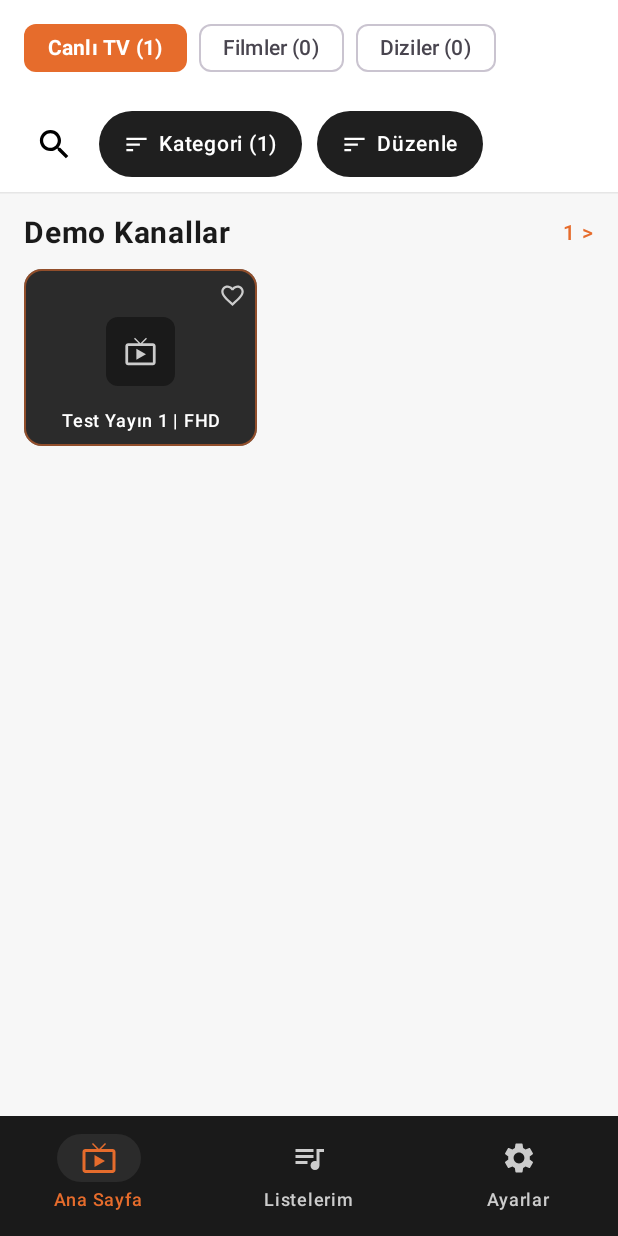
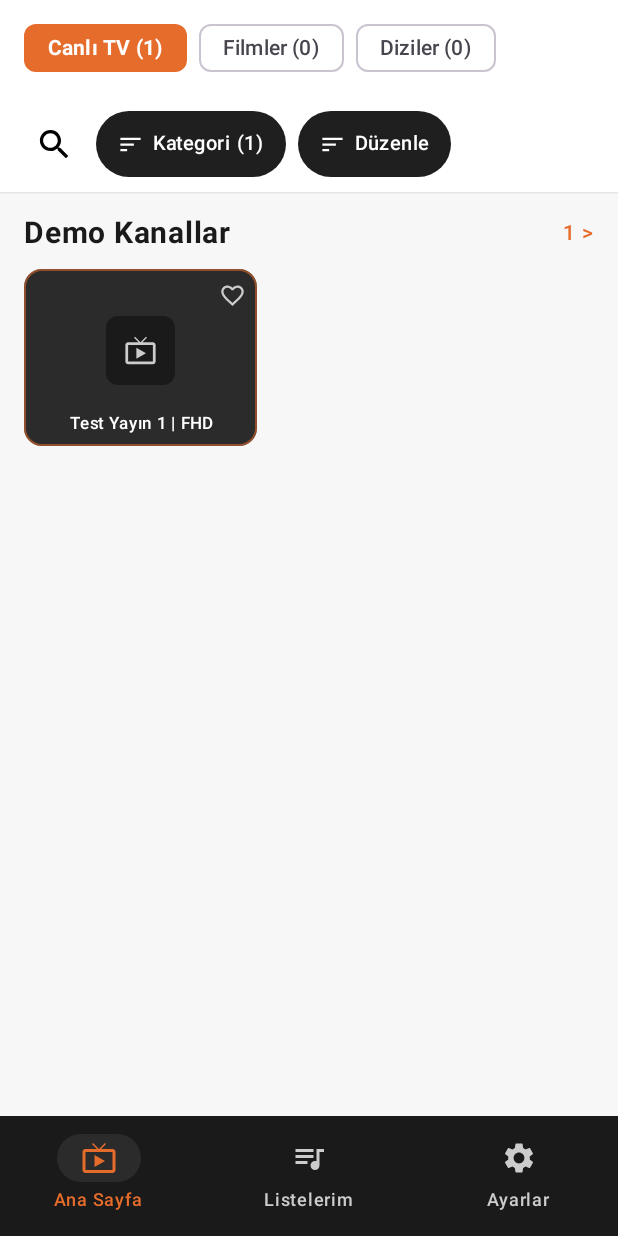
Before and after one commit to serhatturun26/JOE-player, an Android app built with Jetpack Compose: the screen it shows after launch (MainActivity), on a phone screen of 412 x 824 dp. Run offline under Robolectric (Android 15) with nearby library versions, the phone set to English and light mode, and no system bars.

Commit message:
Refactor MainActivity layout and item display logic
Adjusted padding, font sizes, and arrangement in MainActivity layout. Updated LazyVerticalGrid to display filtered items based on selected category.

```diff
--- a/app/src/main/java/com/joe/player/MainActivity.kt
+++ b/app/src/main/java/com/joe/player/MainActivity.kt
@@ -16,6 +16,9 @@ import androidx.compose.foundation.clickable
 import androidx.compose.foundation.layout.*
 import androidx.compose.foundation.lazy.LazyColumn
 import androidx.compose.foundation.lazy.LazyRow
+import androidx.compose.foundation.lazy.grid.GridCells
+import androidx.compose.foundation.lazy.grid.LazyVerticalGrid
+import androidx.compose.foundation.lazy.grid.items
 import androidx.compose.foundation.lazy.items
 import androidx.compose.foundation.lazy.rememberLazyListState
 import androidx.compose.foundation.shape.CircleShape
@@ -831,6 +834,7 @@ private fun JoeApp() {
                                     Text(
                                         text = "${kind.label} ($count)",
                                         maxLines = 1,
+                                        softWrap = false,
                                         overflow = TextOverflow.Ellipsis,
                                         fontWeight = if (isSelected) FontWeight.Bold else FontWeight.Medium
                                     )
@@ -849,7 +853,7 @@ private fun JoeApp() {
                             .background(Color.White)
                             .padding(horizontal = 16.dp, vertical = 8.dp),
                         verticalAlignment = Alignment.CenterVertically,
-                        horizontalArrangement = Arrangement.spacedBy(10.dp)
+                        horizontalArrangement = Arrangement.spacedBy(8.dp)
                     ) {
                         IconButton(
                             onClick = {
@@ -876,14 +880,14 @@ private fun JoeApp() {
                                 shape = RoundedCornerShape(24.dp)
                             )
                         } else {
-                            Box {
+                            Box(modifier = Modifier.weight(1f, fill = false)) {
                                 Surface(
                                     onClick = { showCategoryMenu = true },
                                     shape = RoundedCornerShape(24.dp),
                                     color = ChipDarkBg
                                 ) {
                                     Row(
-                                        modifier = Modifier.padding(horizontal = 16.dp, vertical = 10.dp),
+                                        modifier = Modifier.padding(horizontal = 14.dp, vertical = 10.dp),
                                         verticalAlignment = Alignment.CenterVertically,
                                         horizontalArrangement = Arrangement.spacedBy(6.dp)
                                     ) {
@@ -894,11 +898,16 @@ private fun JoeApp() {
                                             modifier = Modifier.size(18.dp)
                                         )
                                         Text(
-                                            text = if (selectedCategoryFilter == "Tümü") "Kategori (${categories.size - 1})" else selectedCategoryFilter,
+                                            text = if (selectedCategoryFilter == "Tümü") {
+                                                "Kategori (${categories.size - 1})"
+                                            } else {
+                                                selectedCategoryFilter
+                                            },
                                             color = Color.White,
                                             fontWeight = FontWeight.Medium,
-                                            fontSize = 14.sp,
+                                            fontSize = 13.sp,
                                             maxLines = 1,
+                                            softWrap = false,
                                             overflow = TextOverflow.Ellipsis
                                         )
                                     }
@@ -927,7 +936,7 @@ private fun JoeApp() {
                                     color = ChipDarkBg
                                 ) {
                                     Row(
-                                        modifier = Modifier.padding(horizontal = 16.dp, vertical = 10.dp),
+                                        modifier = Modifier.padding(horizontal = 14.dp, vertical = 10.dp),
                                         verticalAlignment = Alignment.CenterVertically,
                                         horizontalArrangement = Arrangement.spacedBy(6.dp)
                                     ) {
@@ -941,7 +950,9 @@ private fun JoeApp() {
                                             text = "Düzenle",
                                             color = Color.White,
                                             fontWeight = FontWeight.Medium,
-                                            fontSize = 14.sp
+                                            fontSize = 13.sp,
+                                            maxLines = 1,
+                                            softWrap = false
                                         )
                                     }
                                 }
@@ -986,7 +997,13 @@ private fun JoeApp() {
                                 onClick = { selectedCategoryFilter = "Tümü" },
                                 contentPadding = PaddingValues(horizontal = 8.dp, vertical = 0.dp)
                             ) {
-                                Text("Tümünü Göster", color = AccentOrange, fontSize = 12.sp, fontWeight = FontWeight.Bold)
+                                Text(
+                                    text = "Tümünü Göster",
+                                    color = AccentOrange,
+                                    fontSize = 12.sp,
+                                    fontWeight = FontWeight.Bold,
+                                    softWrap = false
+                                )
                             }
                         }
                     }
@@ -1035,7 +1052,7 @@ private fun JoeApp() {
                         }
                     }
 
-                    if (groupedChannels.isEmpty()) {
+                    if (filteredAndSorted.isEmpty()) {
                         Box(
                             modifier = Modifier.fillMaxSize(),
                             contentAlignment = Alignment.Center
@@ -1046,6 +1063,29 @@ private fun JoeApp() {
                                 textAlign = TextAlign.Center,
                                 modifier = Modifier.padding(24.dp)
                             )
+                        }
+                    } else if (selectedCategoryFilter != "Tümü") {
+                        LazyVerticalGrid(
+                            columns = GridCells.Fixed(3),
+                            modifier = Modifier.fillMaxSize(),
+                            contentPadding = PaddingValues(horizontal = 12.dp, vertical = 12.dp),
+                            horizontalArrangement = Arrangement.spacedBy(10.dp),
+                            verticalArrangement = Arrangement.spacedBy(12.dp)
+                        ) {
+                            items(
+                                items = filteredAndSorted,
+                                key = { ch -> "${ch.kind.name}-${ch.id}" }
+                            ) { channel ->
+                                MediaShelfCard(
+                                    channel = channel,
+                                    isSelected = activeChannel?.id == channel.id && activeChannel?.kind == channel.kind,
+                                    onClick = { handleCardClick(channel) },
+                                    onToggleFavorite = { toggleFavorite(channel.id) },
+                                    modifier = Modifier
+                                        .fillMaxWidth()
+                                        .height(118.dp)
+                                )
+                            }
                         }
                     } else {
                         val categoryEntries = remember(groupedChannels) {
@@ -1091,7 +1131,8 @@ private fun JoeApp() {
                                             text = "${channelList.size} >",
                                             fontSize = 14.sp,
                                             fontWeight = FontWeight.SemiBold,
-                                            color = AccentOrange
+                                            color = AccentOrange,
+                                            softWrap = false
                                         )
                                     }
 
@@ -1107,7 +1148,10 @@ private fun JoeApp() {
                                                 channel = channel,
                                                 isSelected = activeChannel?.id == channel.id && activeChannel?.kind == channel.kind,
                                                 onClick = { handleCardClick(channel) },
-                                                onToggleFavorite = { toggleFavorite(channel.id) }
+                                                onToggleFavorite = { toggleFavorite(channel.id) },
+                                                modifier = Modifier
+                                                    .width(155.dp)
+                                                    .height(118.dp)
                                             )
                                         }
                                     }
@@ -1495,7 +1539,8 @@ private fun MediaShelfCard(
     channel: ChannelEntry,
     isSelected: Boolean,
     onClick: () -> Unit,
-    onToggleFavorite: () -> Unit
+    onToggleFavorite: () -> Unit,
+    modifier: Modifier = Modifier
 ) {
     val shelfIcon = when (channel.kind) {
         MediaKind.LIVE -> Icons.Default.LiveTv
@@ -1515,9 +1560,7 @@ private fun MediaShelfCard(
             width = if (isSelected) 2.dp else 1.dp,
             color = if (isSelected) AccentOrange else AccentOrange.copy(alpha = 0.55f)
         ),
-        modifier = Modifier
-            .width(155.dp)
-            .height(118.dp)
+        modifier = modifier
     ) {
         Box(modifier = Modifier.fillMaxSize()) {
             IconButton(
@@ -1537,11 +1580,11 @@ private fun MediaShelfCard(
             Column(
                 modifier = Modifier
                     .fillMaxSize()
-                    .padding(horizontal = 10.dp, vertical = 10.dp),
+                    .padding(horizontal = 8.dp, vertical = 8.dp),
                 horizontalAlignment = Alignment.CenterHorizontally,
                 verticalArrangement = Arrangement.SpaceBetween
             ) {
-                Spacer(modifier = Modifier.height(6.dp))
+                Spacer(modifier = Modifier.height(4.dp))
 
                 Box(
                     modifier = Modifier
@@ -1589,12 +1632,12 @@ private fun MediaShelfCard(
                 Text(
                     text = channel.name,
                     color = Color.White,
-                    fontSize = 12.sp,
+                    fontSize = 11.sp,
                     fontWeight = FontWeight.Medium,
                     textAlign = TextAlign.Center,
                     maxLines = 2,
                     overflow = TextOverflow.Ellipsis,
-                    lineHeight = 14.sp
+                    lineHeight = 13.sp
                 )
             }
         }
```
